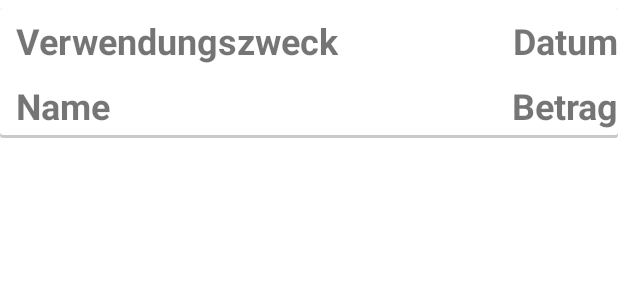
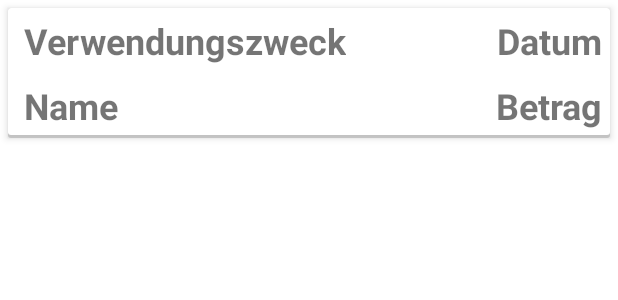
Before and after one commit to JPPASCHETAG/WG_ABRECHNUNG, an Android app: the layout main_list_layout.xml on its own in the app's theme, with its tools: preview values and no code run, on a phone screen of 412 x 824 dp. Shown: the top 300 px of the screen. Run offline under Robolectric (Android 15) with nearby library versions, the phone set to English and light mode, and no system bars.

Commit message:
ListVIew Layout

```diff
--- a/app/src/main/res/layout/list_view_layout.xml
+++ b/app/src/main/res/layout/list_view_layout.xml
@@ -10,11 +10,15 @@
         android:layout_gravity="center_vertical"
         android:layout_marginTop="5dp"
         android:layout_marginBottom="5dp"
+        android:layout_marginLeft="5dp"
+        android:layout_marginRight="5dp"
         android:layout_weight="1"
         android:background="@drawable/rounded_corners"
         android:gravity="center_vertical"
         android:orientation="vertical"
-        android:paddingLeft="5dp">
+        android:elevation="3dp"
+        android:paddingLeft="5dp"
+        android:paddingRight="5dp">
 
         <TextView
             android:id="@+id/nameTextViewID"
--- a/app/src/main/res/layout/main_list_layout.xml
+++ b/app/src/main/res/layout/main_list_layout.xml
@@ -10,11 +10,15 @@
         android:layout_gravity="center_vertical"
         android:layout_marginTop="5dp"
         android:layout_marginBottom="5dp"
+        android:layout_marginLeft="5dp"
+        android:layout_marginRight="5dp"
         android:layout_weight="1"
         android:background="@drawable/rounded_corners"
         android:gravity="center_vertical"
         android:orientation="vertical"
-        android:paddingLeft="5dp">
+        android:elevation="3dp"
+        android:paddingLeft="5dp"
+        android:paddingRight="5dp">
 
         <LinearLayout
             android:layout_width="match_parent"
```
